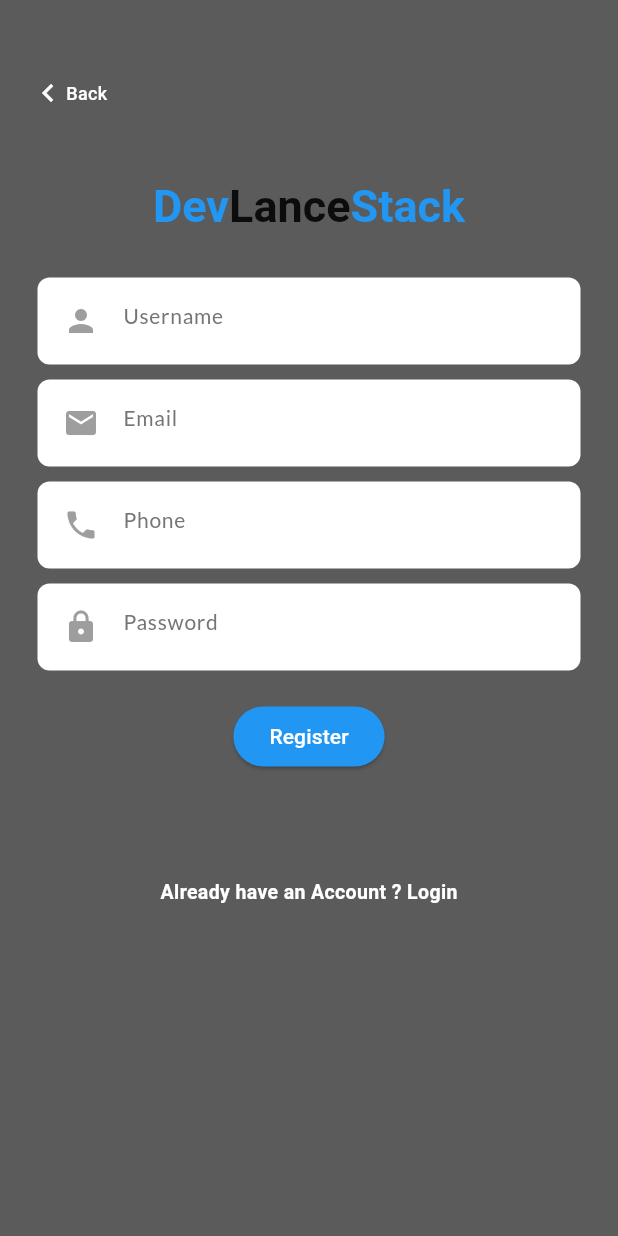
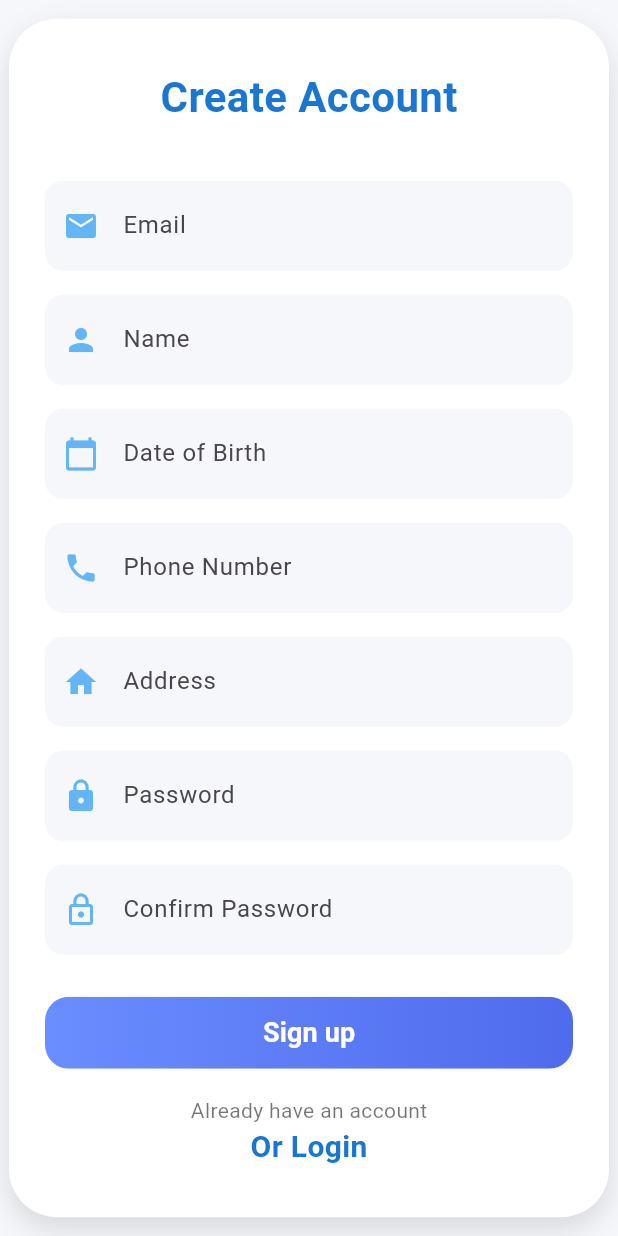
Before and after one commit to Dung261102/kltn, a Flutter app: the RegisterPage screen opened directly, on a phone screen of 412 x 824 dp. Run offline on Flutter 3.47's test engine with Material 3 defaults, Android fonts, the phone set to English and light mode, and no system bars; our stand-ins replace date_picker_timeline, flutter_local_notifications, flutter_native_timezone, flutter_staggered_animations, fluttertoast, get and 7 more; accounts and stored records are empty.

Commit message:
cập nhật ui cho màn hình đăng ký + chưa fix

```diff
--- a/lib/main.dart
+++ b/lib/main.dart
@@ -55,11 +55,11 @@ class MyApp extends StatelessWidget {
         //         MainPage(), // Khi route là "/", nó sẽ điều hướng đến màn hình MainPage
 
         // "/": (context) => CheckLoginPage(), // Trang kiểm tra login đầu tiên
-        "/main": (context) => MainPage(), // Trang chính của app
+        // "/main": (context) => MainPage(), // Trang chính của app
         // "/login": (context) => LoginPage(),
-        // "/": (context) => LoginPage(),
+        "/": (context) => LoginPage(),
         // "/home": (context) => HomePage(),
-         "/": (context) => MainPage(),
+        //  "/": (context) => MainPage(),
       },
 
       // home: ReminderPage(), // màn hình đầu tiên
--- a/lib/ui/pages/login/register_page.dart
+++ b/lib/ui/pages/login/register_page.dart
@@ -1,99 +1,113 @@
+// Import các thư viện cần thiết từ Flutter và các gói bên ngoài
+import 'package:flutter/material.dart';                    // Giao diện Flutter
+import 'package:fluttertoast/fluttertoast.dart';          // Thư viện hiển thị toast message (popup thông báo)
 
-import 'package:flutter/material.dart';
-import 'package:fluttertoast/fluttertoast.dart';
+// Import các file trong project
+import '../../../rest/rest_api.dart';                      // Gọi API đăng ký người dùng
+import '../../widgets/form_fields_widgets.dart';          // Widget custom cho các ô nhập liệu
+import 'login_page.dart';                                 // Trang đăng nhập
 
-import '../../../rest/rest_api.dart';
-import '../../widgets/form_fields_widgets.dart';
-import 'login_page.dart';
-
+// Tạo màn hình RegisterPage là một StatefulWidget vì có trạng thái thay đổi (form nhập liệu)
 class RegisterPage extends StatefulWidget {
   @override
   State<StatefulWidget> createState() {
-    return RegisterPageState();
+    return RegisterPageState(); // Trả về State tương ứng
   }
 }
 
+// Lớp chứa logic và giao diện của trang đăng ký
 class RegisterPageState extends State<RegisterPage> {
+  // Tạo các controller để lấy dữ liệu từ các ô nhập liệu
   final TextEditingController username = TextEditingController();
   final TextEditingController email = TextEditingController();
   final TextEditingController phone = TextEditingController();
   final TextEditingController password = TextEditingController();
+  final TextEditingController address = TextEditingController();
+  final TextEditingController dob = TextEditingController();
+  final TextEditingController confirmPassword = TextEditingController();
+
+  // Khóa để kiểm tra tính hợp lệ của form
   final GlobalKey<FormState> _formKey = GlobalKey<FormState>();
 
+  // Hàm build giao diện
   @override
   Widget build(BuildContext context) {
     final heightOfScreen = MediaQuery.of(context).size.height;
+    final widthOfScreen = MediaQuery.of(context).size.width;
     return Scaffold(
-      body: Container(
-        width: MediaQuery.of(context).size.width,
+      backgroundColor: Color(0xFFF6F7FB),
+      body: Center(
+        child: SingleChildScrollView(
+          child:
+          Container(
+            width: widthOfScreen > 400 ? 400 : widthOfScreen * 0.95,
+            padding: EdgeInsets.symmetric(horizontal: 24, vertical: 32),
             decoration: BoxDecoration(
-          gradient: LinearGradient(
-            colors: [Colors.grey, Colors.black87],
-            begin: FractionalOffset(0.0, 1.0),
-            end: FractionalOffset(0.0, 1.0),
-            stops: [0.0, 1.0],
-            tileMode: TileMode.repeated,
+              color: Colors.white,
+              borderRadius: BorderRadius.circular(32),
+              boxShadow: [
+                BoxShadow(
+                  color: Colors.black12,
+                  blurRadius: 16,
+                  offset: Offset(0, 8),
+                ),
+              ],
+            ),
+
+            child: Column(
+              crossAxisAlignment: CrossAxisAlignment.center,
+              children: [
+                Text(
+                  'Create Account',
+                  style: TextStyle(
+                    fontSize: 28,
+                    fontWeight: FontWeight.bold,
+                    color: Colors.blue[700],
                   ),
                 ),
-        height: heightOfScreen,
-        child: Stack(
-          children: <Widget>[
-            Positioned(
-              child: Container(),
-              top: MediaQuery.of(context).size.height * .15,
-              right: MediaQuery.of(context).size.width * .4,
-            ),
-            Container(
-              padding: EdgeInsets.symmetric(horizontal: 20),
-              child: SingleChildScrollView(
-                child: Column(
-                  crossAxisAlignment: CrossAxisAlignment.center,
-                  mainAxisAlignment: MainAxisAlignment.center,
-                  children: <Widget>[
-                    SizedBox(height: 120),
-                    titleWidget(),
-                    SizedBox(height: 25),
+                SizedBox(height: 8),
+
+                SizedBox(height: 28),
                 Form(
                   key: _formKey,
                   child: Column(
                     children: [
-                          FormFields(
-                            controller: username,
-                            data: Icons.person,
-                            txtHint: 'Username',
-                            obsecure: false,
-                          ),
-                          FormFields(
-                            controller: email,
-                            data: Icons.email,
-                            txtHint: 'Email',
-                            obsecure: false,
-                          ),
-                          FormFields(
-                            controller: phone,
-                            data: Icons.phone,
-                            txtHint: 'Phone',
-                            obsecure: false,
-                          ),
-                          FormFields(
-                            controller: password,
-                            data: Icons.lock,
-                            txtHint: 'Password',
-                            obsecure: true,
-                          ),
+                      _buildField(email, 'Email', Icons.email, false),
+                      SizedBox(height: 16),
+                      _buildField(username, 'Name', Icons.person, false),
+                      SizedBox(height: 16),
+                      _buildField(dob, 'Date of Birth', Icons.calendar_today, false),
+                      SizedBox(height: 16),
+                      _buildField(phone, 'Phone Number', Icons.phone, false),
+                      SizedBox(height: 16),
+                      _buildField(address, 'Address', Icons.home, false),
+                      SizedBox(height: 16),
+                      _buildField(password, 'Password', Icons.lock, true),
+                      SizedBox(height: 16),
+                      _buildField(confirmPassword, 'Confirm Password', Icons.lock_outline, true),
                     ],
                   ),
                 ),
-                    SizedBox(height: 15),
-                    Row(
-                      mainAxisAlignment: MainAxisAlignment.center,
-                      children: [
-                        ElevatedButton(
+                SizedBox(height: 28),
+                SizedBox(
+                  width: double.infinity,
+                  height: 48,
+                  child: ElevatedButton(
                     onPressed: () {
                       if (username.text.isNotEmpty &&
                           password.text.isNotEmpty &&
                           email.text.isNotEmpty &&
-                                phone.text.isNotEmpty) {
+                          phone.text.isNotEmpty &&
+                          address.text.isNotEmpty &&
+                          dob.text.isNotEmpty &&
+                          confirmPassword.text.isNotEmpty) {
+                        if (password.text != confirmPassword.text) {
+                          Fluttertoast.showToast(
+                            msg: 'Passwords do not match',
+                            textColor: Colors.red,
+                          );
+                          return;
+                        }
                         doRegister(
                           username.text,
                           email.text,
@@ -108,133 +122,132 @@ class RegisterPageState extends State<RegisterPage> {
                       }
                     },
                     style: ElevatedButton.styleFrom(
-                            backgroundColor: Colors.blue,
+                      padding: EdgeInsets.zero,
+                      shape: RoundedRectangleBorder(
+                        borderRadius: BorderRadius.circular(16),
                       ),
+                      elevation: 4,
+                    ).copyWith(
+                      backgroundColor: MaterialStateProperty.resolveWith<Color>((states) {
+                        return Colors.transparent;
+                      }),
+                      shadowColor: MaterialStateProperty.all(Colors.transparent),
+                    ),
+                    child: Ink(
+                      decoration: BoxDecoration(
+                        gradient: LinearGradient(
+                          colors: [Color(0xFF6A8DFF), Color(0xFF4F6BED)],
+                          begin: Alignment.centerLeft,
+                          end: Alignment.centerRight,
+                        ),
+                        borderRadius: BorderRadius.circular(16),
+                      ),
+                      child: Container(
+                        alignment: Alignment.center,
                         child: Text(
-                            "Register",
-                            style: TextStyle(color: Colors.white),
+                          'Sign up',
+                          style: TextStyle(
+                            color: Colors.white,
+                            fontWeight: FontWeight.bold,
+                            fontSize: 18,
+                          ),
+                        ),
+                      ),
+                    ),
+                  ),
+                ),
+                SizedBox(height: 18),
+                Text(
+                  'Already have an account',
+                  style: TextStyle(
+                    fontSize: 14,
+                    color: Colors.black54,
+                  ),
+                ),
+                GestureDetector(
+                  onTap: () {
+                    Navigator.push(
+                      context,
+                      MaterialPageRoute(builder: (context) => LoginPage()),
+                    );
+                  },
+                  child: Text(
+                    'Or Login',
+                    style: TextStyle(
+                      fontSize: 20,
+                      color: Colors.blue[700],
+                      fontWeight: FontWeight.w600,
+                    ),
                   ),
                 ),
               ],
             ),
-                    SizedBox(height: 35),
-                    _LoginText(),
-                  ],
           ),
-              ),
-            ),
-            Positioned(top: 40, left: 0, child: _backButton()),
-          ],
         ),
       ),
     );
   }
 
-  Widget titleWidget() {
-    return RichText(
-      textAlign: TextAlign.center,
-      text: TextSpan(
-        text: 'Dev',
-        style: TextStyle(
-          fontSize: 30,
-          color: Colors.blue,
-          fontWeight: FontWeight.w700,
+  Widget _buildField(TextEditingController controller, String hint, IconData icon, bool obsecure) {
+    return TextFormField(
+      controller: controller,
+      obscureText: obsecure,
+      decoration: InputDecoration(
+        prefixIcon: Icon(icon, color: Colors.blue[300]),
+        hintText: hint,
+        filled: true,
+        fillColor: Color(0xFFF6F7FB),
+        contentPadding: EdgeInsets.symmetric(vertical: 18, horizontal: 16),
+        enabledBorder: OutlineInputBorder(
+          borderRadius: BorderRadius.circular(12),
+          borderSide: BorderSide(color: Colors.transparent),
         ),
-        children: [
-          TextSpan(
-            text: 'Lance',
-            style: TextStyle(
-              color: Colors.black87,
-              fontWeight: FontWeight.w700,
-              fontSize: 30,
+        focusedBorder: OutlineInputBorder(
+          borderRadius: BorderRadius.circular(12),
+          borderSide: BorderSide(color: Colors.blue, width: 1.5),
         ),
       ),
-          TextSpan(
-            text: 'Stack',
-            style: TextStyle(
-              color: Colors.blue,
-              fontWeight: FontWeight.w700,
-              fontSize: 30,
-            ),
+      style: TextStyle(fontSize: 16),
+    );
+  }
+
+  Widget _socialButton(String assetPath) {
+    return Container(
+      width: 40,
+      height: 40,
+      decoration: BoxDecoration(
+        color: Colors.white,
+        borderRadius: BorderRadius.circular(8),
+        boxShadow: [
+          BoxShadow(
+            color: Colors.black12,
+            blurRadius: 4,
+            offset: Offset(0, 2),
           ),
         ],
+      ),
+      child: Center(
+        child: Image.asset(assetPath, width: 22, height: 22),
       ),
     );
   }
 
+  // Hàm xử lý khi nhấn nút đăng ký
   Future<void> doRegister(
       String username, String email, String password, String phoneno) async {
-    var res = await userRegister(username, email, password, phoneno);
+    var res = await userRegister(username, email, password, phoneno); // Gọi API đăng ký
     if (res['success']) {
+      // Nếu thành công, chuyển sang trang đăng nhập
       Navigator.pushReplacement(
         context,
         MaterialPageRoute(builder: (context) => LoginPage()),
       );
     } else {
+      // Nếu thất bại, hiển thị thông báo lỗi
       Fluttertoast.showToast(
         msg: 'Try again ?',
         textColor: Colors.red,
       );
     }
   }
-
-  Widget _backButton() {
-    return InkWell(
-      onTap: () {
-        Navigator.pop(context);
-      },
-      child: Container(
-        padding: EdgeInsets.symmetric(horizontal: 20),
-        child: Row(
-          children: <Widget>[
-            Container(
-              padding: EdgeInsets.only(left: 0, top: 10, bottom: 10),
-              child: Icon(
-                Icons.keyboard_arrow_left,
-                color: Colors.white,
-              ),
-            ),
-            Text(
-              'Back',
-              style: TextStyle(
-                fontSize: 12,
-                color: Colors.white,
-                fontWeight: FontWeight.w500,
-              ),
-            )
-          ],
-        ),
-      ),
-    );
 }
-
-  Widget _LoginText() {
-    return InkWell(
-      onTap: () {
-        Navigator.push(
-          context,
-          MaterialPageRoute(builder: (context) => LoginPage()),
-        );
-      },
-      child: Container(
-        padding: EdgeInsets.all(15),
-        margin: EdgeInsets.symmetric(vertical: 20, horizontal: 10),
-        alignment: Alignment.bottomCenter,
-        child: Row(
-          mainAxisAlignment: MainAxisAlignment.center,
-          crossAxisAlignment: CrossAxisAlignment.center,
-          children: <Widget>[
-            Text(
-              'Already have an Account ? Login',
-              style: TextStyle(
-                fontSize: 13,
-                fontWeight: FontWeight.w600,
-                color: Colors.white,
-              ),
-            ),
-          ],
-        ),
-      ),
-    );
-  }
-}
--- a/lib/ui/pages/profile/UpdateProfileScreen.dart
+++ b/lib/ui/pages/profile/UpdateProfileScreen.dart
@@ -190,7 +190,7 @@ class UpdateProfileScreen extends StatelessWidget {
             child: ElevatedButton(
               onPressed: controller.saveChanges,
               style: ElevatedButton.styleFrom(
-                backgroundColor: Colors.black,
+                backgroundColor: Colors.blue,
                 foregroundColor: Colors.white,
                 padding: const EdgeInsets.symmetric(vertical: 15),
                 elevation: 3,
```
Also changed, not shown: 3 other files. Lines whose indentation alone changed are shown as unchanged.
